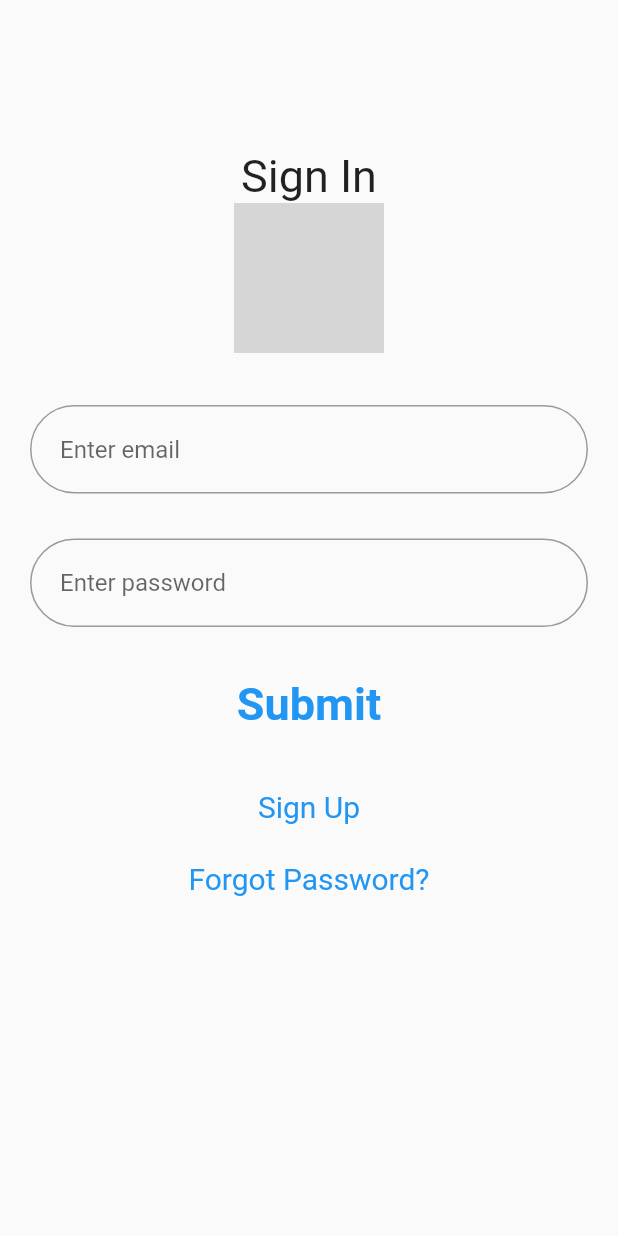
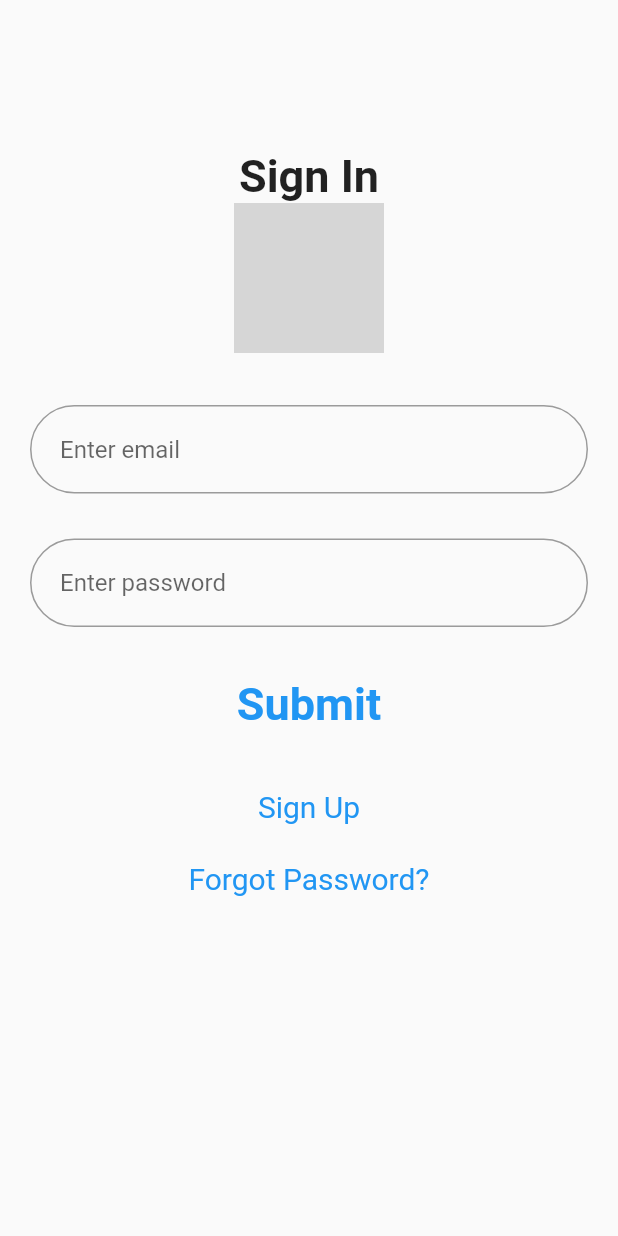
Before and after one commit to jaafarfares/holbertonschool-twitter_clone, a Flutter app: the screen it shows after launch, on a phone screen of 412 x 824 dp. Run offline on Flutter 3.47's test engine with Material 2 defaults, Android fonts, the phone set to English and light mode, and no system bars; network calls fail; Roboto replaces fonts that are missing (Raleway); grey boxes are pictures that could not be loaded.

Commit message:
Twitter clone: static part 1 (first commit )

```diff
--- a/twitter/lib/screens/signin_screen.dart
+++ b/twitter/lib/screens/signin_screen.dart
@@ -43,7 +43,7 @@ class _SignInState extends State<SignIn> {
           children: [
             const Text(
               'Sign In',
-              style: TextStyle(fontSize: 30),
+              style: TextStyle(fontSize: 30, fontWeight: FontWeight.bold),
             ),
             Container(
               height: 100,
```
